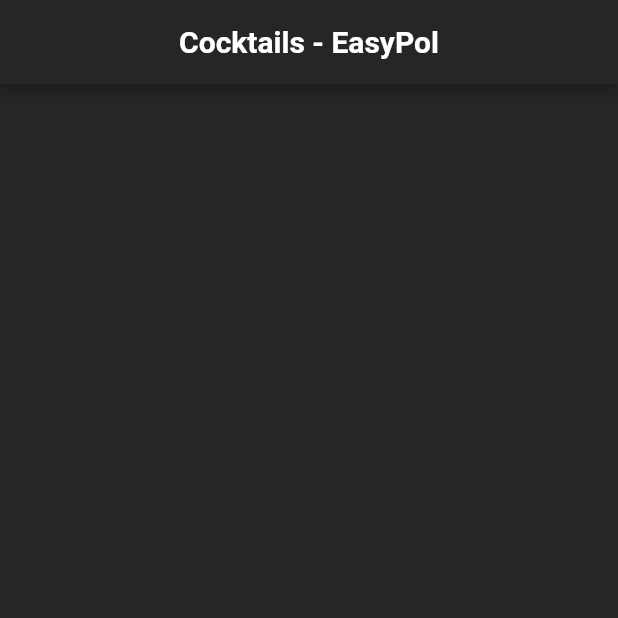
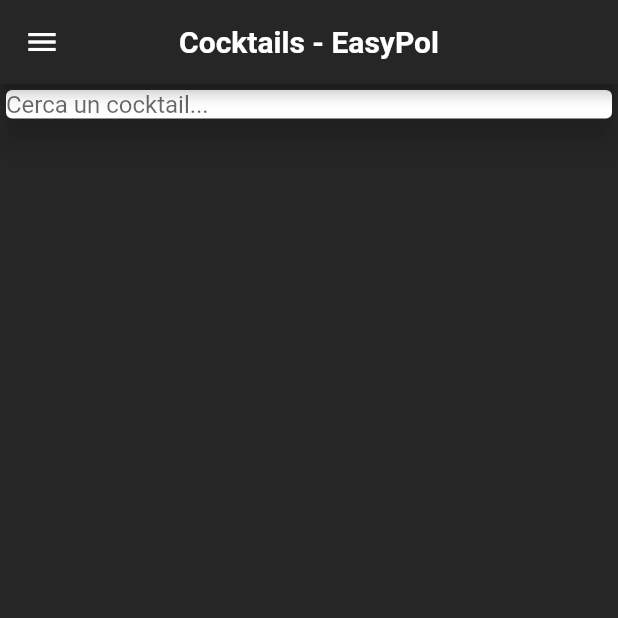
Before and after one commit to Albenga96/cocktailapp, a Flutter app: the screen it shows after launch, on a phone screen of 412 x 824 dp, the top half of it. Run offline on Flutter 3.47's test engine with Material 2 defaults, Android fonts, the phone set to English and light mode, and no system bars.

Commit message:
Init home page layout

```diff
--- a/lib/src/config/themes/app_theme.dart
+++ b/lib/src/config/themes/app_theme.dart
@@ -15,9 +15,17 @@ ThemeData cocktailsLightTheme() => ThemeData(
           fontSize: CocktailTextSizes.textMedium,
           color: CocktailsColors.cocktailsSecondaryColor,
         ),
+        headline3: TextStyle(
+          fontSize: CocktailTextSizes.textMedium,
+          color: CocktailsColors.cocktailsPrimaryColor,
+        ),
         headline2: TextStyle(
           fontSize: CocktailTextSizes.textSmall,
           color: CocktailsColors.cocktailsSecondaryColor,
         ),
+        headline1: TextStyle(
+          fontSize: CocktailTextSizes.textSmall,
+          color: CocktailsColors.cocktailsPrimaryColor,
+        ),
       ),
     );
--- a/lib/src/config/themes/cocktails_margins.dart
+++ b/lib/src/config/themes/cocktails_margins.dart
@@ -1,5 +1,5 @@
 class CocktailsMargins {
-  static const coctailsMarginSmall = 8;
-  static const cocktailMarginMedium = 12;
-  static const cocktailMarginBig = 16;
+  static const double coctailsMarginSmall = 8;
+  static const double cocktailMarginMedium = 12;
+  static const double cocktailMarginBig = 16;
 }
--- /dev/null
+++ b/lib/src/config/themes/cocktails_sizes.dart
@@ -0,0 +1,5 @@
+class CocktailSizes {
+  static const double sizeSmall = 20;
+  static const double sizeMedium = 30;
+  static const double sizebig = 40;
+}
--- a/lib/src/presentation/views/home_view.dart
+++ b/lib/src/presentation/views/home_view.dart
@@ -1,5 +1,8 @@
-import 'package:cocktailapp/src/config/themes/app_theme.dart';
-import 'package:cocktailapp/src/config/themes/cocktails_colors.dart';
+import 'package:cocktailapp/src/config/themes/cocktails_margins.dart';
+
+import '../../config/themes/app_theme.dart';
+import '../../config/themes/cocktails_colors.dart';
+import '../widgets/home/cocktail_drawer.dart';
 import 'package:flutter/material.dart';
 
 class HomeView extends StatelessWidget {
@@ -8,6 +11,7 @@ class HomeView extends StatelessWidget {
   @override
   Widget build(BuildContext context) {
     return Scaffold(
+      drawer: const CocktailDrawer(),
       appBar: AppBar(
         centerTitle: true,
         backgroundColor: CocktailsColors.cocktailsPrimaryColor,
@@ -16,6 +20,18 @@ class HomeView extends StatelessWidget {
           style: cocktailsLightTheme().textTheme.headline6,
         ),
       ),
+      body: Column(
+        children: [
+          Card(
+            elevation: CocktailsMargins.coctailsMarginSmall,
+            child: TextFormField(
+              decoration: const InputDecoration.collapsed(
+                hintText: "Cerca un cocktail...",
+              ),
+            ),
+          ),
+        ],
+      ),
     );
   }
 }
```
Also changed, not shown: lib/src/presentation/widgets/home/cocktail_drawer.dart (added, +35 -0 lines).
